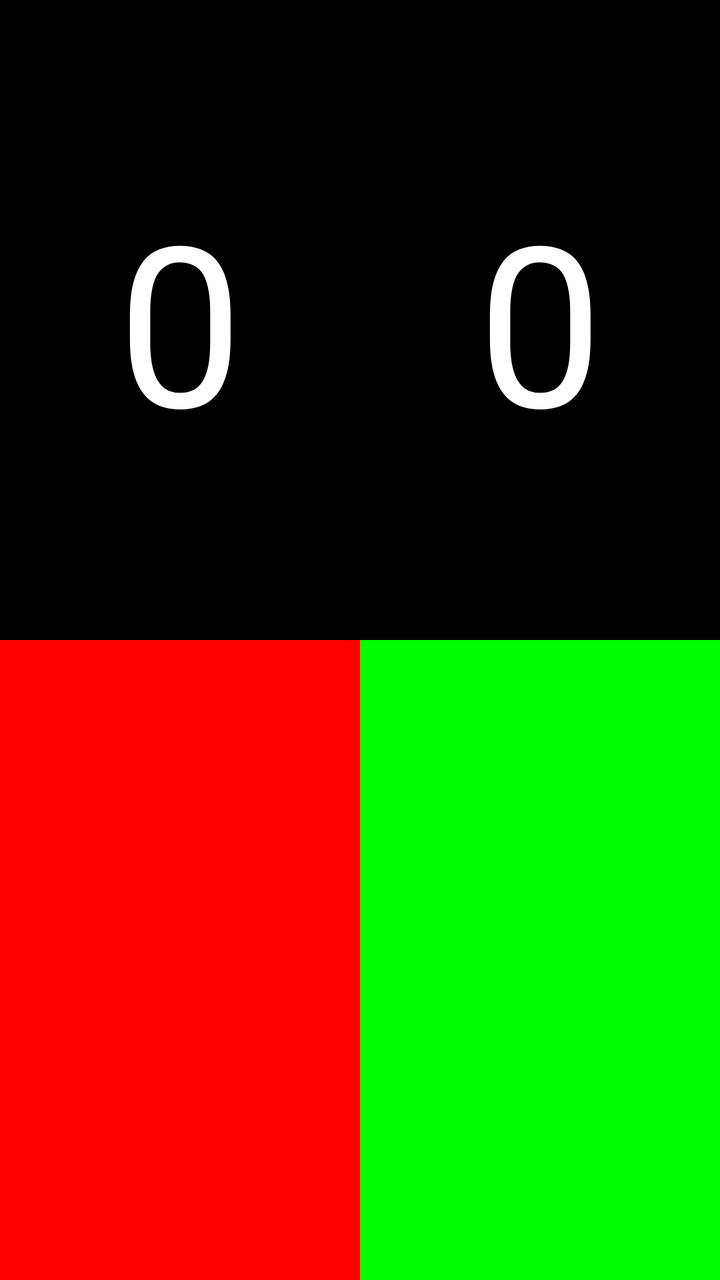
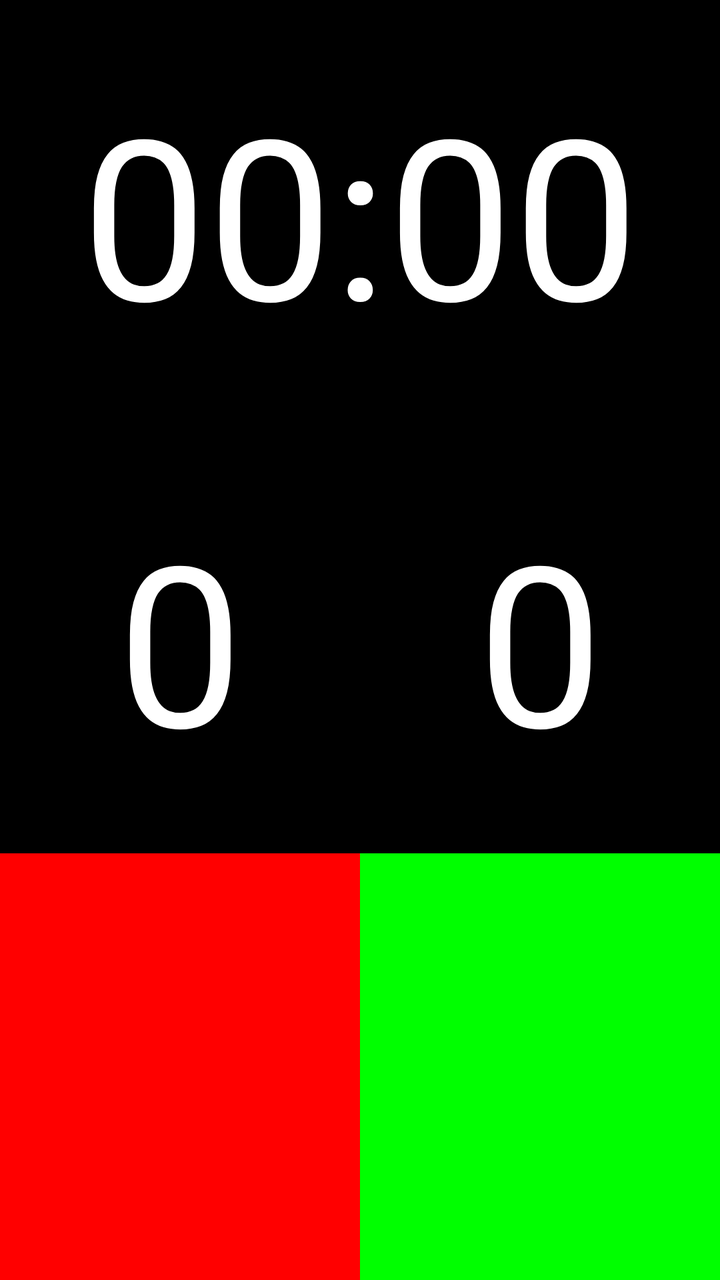

Before-and-after screenshots of an Android layout around one commit, followed by the original layout XML and the change that was made.
<!-- AndroidManifest.xml: application theme android:Theme.NoTitleBar -->
<!-- res/layout/tally_view.xml -->
<?xml version="1.0" encoding="utf-8"?>
<LinearLayout
    xmlns:android="http://schemas.android.com/apk/res/android"
    android:layout_width="match_parent"
    android:layout_height="match_parent"
	android:gravity="center"
	android:orientation="vertical"
	>

	

	
	<LinearLayout
		xmlns:android="http://schemas.android.com/apk/res/android"
		android:layout_width="match_parent"
		android:layout_height="0dp"
		android:layout_weight="1"
		android:gravity="center"
		android:orientation="horizontal">
		
		<TextView
			android:id="@+id/left_score_text"
			android:layout_width="0dp"
			android:layout_height="match_parent"
			android:layout_weight="1"
			android:background="@color/black"
			android:text="0"
			android:textColor="@color/white"
			android:autoSizeTextType="uniform"
			android:gravity="center"
		/>
		
		<TextView
			android:id="@+id/right_score_text"
			android:layout_width="0dp"
			android:layout_height="match_parent"
			android:layout_weight="1"
			android:background="@color/black"
			android:text="0"
			android:textColor="@color/white"
			android:autoSizeTextType="uniform"
			android:gravity="center"
		/>
	</LinearLayout>

	
	<LinearLayout
		xmlns:android="http://schemas.android.com/apk/res/android"
		android:layout_width="match_parent"
		android:layout_height="0dp"
		android:layout_weight="1"
		android:gravity="center"
		android:orientation="horizontal">
		
		<Button
			android:id="@+id/left_score_button"
			android:layout_width="0dp"
			android:layout_height="match_parent"
			android:layout_weight="1"
			android:background="@color/red"
			android:onClick="onClick"
		/>
		
		<Button
			android:id="@+id/right_score_button"
			android:layout_width="0dp"
			android:layout_height="match_parent"
			android:layout_weight="1"
			android:background="@color/green"
			android:onClick="onClick"
		/>
	</LinearLayout>
</LinearLayout>
<!-- resources referenced by this layout -->
<resources>
  <color name="black">#ff000000</color>
  <color name="green">#ff00ff00</color>
  <color name="red">#ffff0000</color>
  <color name="white">#ffffffff</color>
</resources>

<!-- the commit's change to res/layout/tally_view.xml (unified diff, before → after) -->
@@ -8,6 +8,17 @@
 	>
 
 	
+	<Chronometer
+		android:id="@+id/stopwatch"
+		android:layout_width="match_parent"
+		android:layout_height="0dp"
+		android:layout_weight="1"
+		android:background="@color/black"
+		android:text="0"
+		android:textColor="@color/white"
+		android:autoSizeTextType="uniform"
+		android:gravity="center"
+	/>
 
 	
 	<LinearLayout
